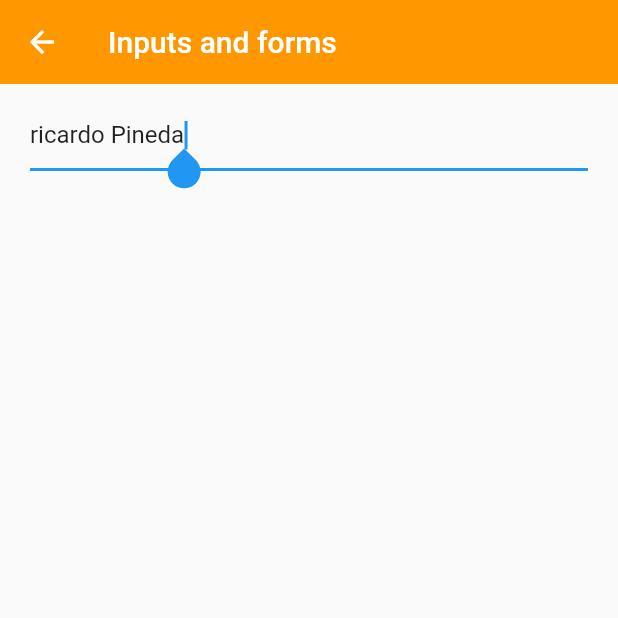
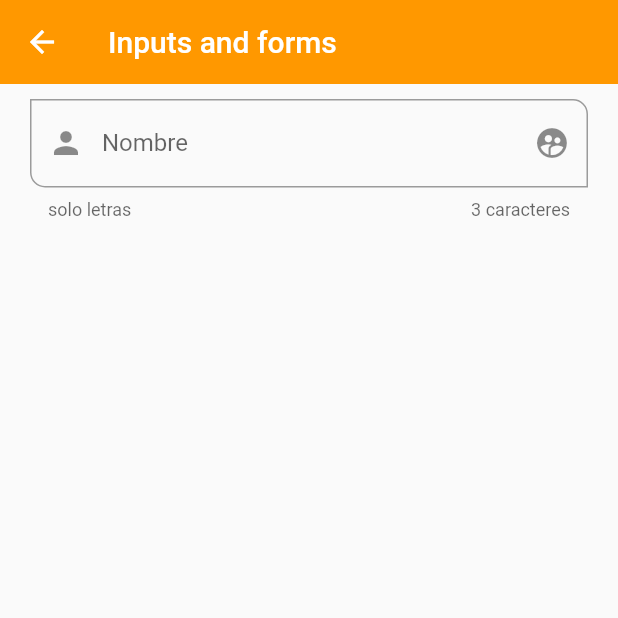
Before and after one commit to rixs-66/Flutter, a Flutter app: the InputsScreen screen opened by its route, on a phone screen of 412 x 824 dp, the top half of it. Run offline on Flutter 3.47's test engine with Material 2 defaults, Android fonts, the phone set to English and light mode, and no system bars.

Commit message:
imputs theme

```diff
--- a/fl_components/lib/screens/inputs.dart
+++ b/fl_components/lib/screens/inputs.dart
@@ -1,4 +1,5 @@
 import 'package:flutter/material.dart';
+import '../widgets/custom_text_field.dart';
 
 class InputsScreen extends StatelessWidget {
   const InputsScreen({Key? key}) : super(key: key);
@@ -13,15 +14,7 @@ class InputsScreen extends StatelessWidget {
         child: Padding(
           padding: const EdgeInsets.symmetric(horizontal: 20, vertical: 10),
           child: Column(
-            children: [
-              TextFormField(
-                autofocus: true,
-                initialValue: 'ricardo Pineda',
-                onChanged: (value) {
-                  print(value);
-                },
-              )
-            ],
+            children: const [CustomTextField()],
           ),
         ),
       ),
--- a/fl_components/lib/themes/app_theme.dart
+++ b/fl_components/lib/themes/app_theme.dart
@@ -12,9 +12,20 @@ class AppTheme {
         backgroundColor: primary, elevation: .5),
     elevatedButtonTheme: ElevatedButtonThemeData(
         style: ElevatedButton.styleFrom(
-          foregroundColor: Colors.black,
+            foregroundColor: Colors.black,
             backgroundColor: primary,
             shape: const StadiumBorder(),
             elevation: 0)),
+    inputDecorationTheme: const InputDecorationTheme(
+        floatingLabelStyle: TextStyle(color: primary),
+        focusedBorder: OutlineInputBorder(
+            borderSide: BorderSide(color: primary),
+            borderRadius: BorderRadius.only(
+                bottomLeft: Radius.circular(10),
+                topRight: Radius.circular(10))),
+        border: OutlineInputBorder(
+            borderRadius: BorderRadius.only(
+                bottomLeft: Radius.circular(10),
+                topRight: Radius.circular(10)))),
   );
 }
--- /dev/null
+++ b/fl_components/lib/widgets/custom_text_field.dart
@@ -0,0 +1,31 @@
+import 'package:flutter/material.dart';
+
+class CustomTextField extends StatelessWidget {
+  const CustomTextField({
+    Key? key,
+  }) : super(key: key);
+
+  @override
+  Widget build(BuildContext context) {
+    return TextFormField(
+      autofocus: false,
+      initialValue: '',
+      onChanged: (value) {
+        print(value);
+      },
+      validator: (value) {
+        if (value == null) return 'Este campo es requerido';
+        return value.length < 3 ? 'Minimo de 3 leras' : null;
+      },
+      autovalidateMode: AutovalidateMode.onUserInteraction,
+      decoration: const InputDecoration(
+        hintText: 'nombre de usuario',
+        labelText: 'Nombre',
+        helperText: 'solo letras',
+        counterText: '3 caracteres',
+        suffixIcon: Icon(Icons.supervised_user_circle),
+        prefixIcon: Icon(Icons.person),
+      ),
+    );
+  }
+}
--- a/fl_components/lib/widgets/widgets.dart
+++ b/fl_components/lib/widgets/widgets.dart
@@ -1,2 +1,3 @@
 export 'custom_card_type1.dart';
 export 'custom_card_type2.dart';
+export 'custom_text_field.dart';
```
